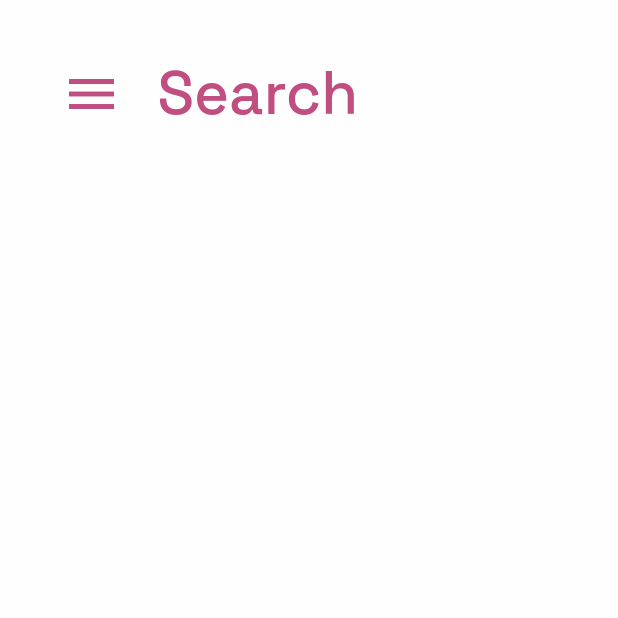
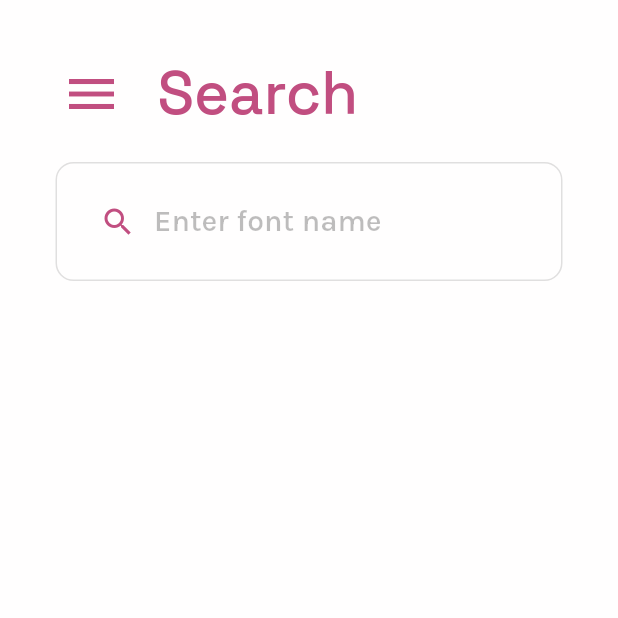
Before and after one commit to ShreeyansB/fontina, a Flutter app: the screen it shows after launch, on a phone screen of 412 x 824 dp, the top half of it. Run offline on Flutter 3.47's test engine with Material 2 defaults, Android fonts, the phone set to English and light mode, and no system bars; our stand-ins replace fl_chart, flutter_svg, get, google_fonts; missing offline and left inert: just_debounce_it, universal_html; network calls fail.

Commit message:
Implemented text search bar for search screen

```diff
--- /dev/null
+++ b/lib/dependencies/search_textfield_dep.dart
@@ -0,0 +1,6 @@
+import 'package:flutter/material.dart';
+import 'package:get/get.dart';
+
+class SearchTextfieldController extends GetxController {
+  var controller = TextEditingController();
+}
--- a/lib/main.dart
+++ b/lib/main.dart
@@ -1,6 +1,7 @@
 import 'package:flutter/material.dart';
 import 'package:fontina/dependencies/fontgen_info_dep.dart';
 import 'package:fontina/dependencies/fonts_dep.dart';
+import 'package:fontina/dependencies/search_textfield_dep.dart';
 import 'package:fontina/screens/base_screen.dart';
 import 'package:get/get.dart';
 import 'package:fontina/util/theme.dart';
@@ -12,6 +13,7 @@ void main() {
   Get.put(SideMenuController());
   Get.put(FontgenInfoController());
   Get.put(FontgenFontsController());
+  Get.put(SearchTextfieldController());
   runApp(MyApp());
 }
 
--- a/lib/screens/search_screen.dart
+++ b/lib/screens/search_screen.dart
@@ -1,14 +1,23 @@
+import 'dart:async';
+
 import 'package:flutter/material.dart';
 import 'package:fontina/components/fonts_search.dart';
+import 'package:fontina/dependencies/search_textfield_dep.dart';
 import 'package:fontina/dependencies/side_navigation_dep.dart';
 import 'package:fontina/util/responsive.dart';
 import 'package:fontina/util/theme.dart';
 import 'package:get/get.dart';
 import 'package:google_fonts/google_fonts.dart';
+import 'package:just_debounce_it/just_debounce_it.dart';
 
-class SearchScreen extends StatelessWidget {
-  const SearchScreen({Key? key}) : super(key: key);
+class SearchScreen extends StatefulWidget {
+  SearchScreen({Key? key}) : super(key: key);
 
+  @override
+  _SearchScreenState createState() => _SearchScreenState();
+}
+
+class _SearchScreenState extends State<SearchScreen> {
   Future<bool> loadSearchTable() async {
     return Future.delayed(Duration(milliseconds: 2000), () {
       return true;
@@ -17,10 +26,12 @@ class SearchScreen extends StatelessWidget {
 
   @override
   Widget build(BuildContext context) {
+    var _size = MediaQuery.of(context).size;
     return SafeArea(
       child: SingleChildScrollView(
         physics: BouncingScrollPhysics(),
         child: Column(
+          crossAxisAlignment: CrossAxisAlignment.start,
           children: [
             Row(
               children: [
@@ -45,6 +56,41 @@ class SearchScreen extends StatelessWidget {
                         fontSize: 40,
                         fontWeight: FontWeight.w500)),
               ],
+            ),
+            SizedBox(
+              height: 20.0,
+            ),
+            Container(
+              width: Responsive.isDesktop(context)
+                  ? _size.width / 2.4
+                  : double.infinity,
+              padding: MyTheme.cardPadding / 1.5,
+              decoration: BoxDecoration(
+                borderRadius: MyTheme.borderRadius,
+                border: Border.all(color: Colors.black12, width: 1.0),
+              ),
+              child: TextField(
+                controller: Get.find<SearchTextfieldController>().controller,
+                onChanged: (value) {
+                  Debounce.milliseconds(600, () {
+                    Get.find<SearchTextfieldController>().update();
+                  });
+                },
+                style: MyTheme.cardKey.copyWith(fontSize: 20),
+                autocorrect: false,
+                cursorColor: MyTheme.primaryColorLight,
+                maxLines: 1,
+                decoration: InputDecoration(
+                  hintText: "Enter font name",
+                  hintStyle: MyTheme.cardKey.copyWith(fontSize: 20, color: Colors.black26),
+                  prefixIcon: Icon(Icons.search, color: MyTheme.primaryColorLight,),
+                  border: InputBorder.none,
+                  focusedBorder: InputBorder.none,
+                  enabledBorder: InputBorder.none,
+                  errorBorder: InputBorder.none,
+                  disabledBorder: InputBorder.none,
+                ),
+              ),
             ),
             SizedBox(
               height: 20.0,
--- a/pubspec.yaml
+++ b/pubspec.yaml
@@ -17,6 +17,7 @@ dependencies:
   google_fonts: ^2.1.0
   http: ^0.13.3
   intl: ^0.17.0
+  just_debounce_it: ^4.0.0+2
   universal_html: ^2.0.8
   url_launcher: ^6.0.7
 
```
Also changed, not shown: lib/components/fonts_search.dart (+38 -6 lines), pubspec.lock.
